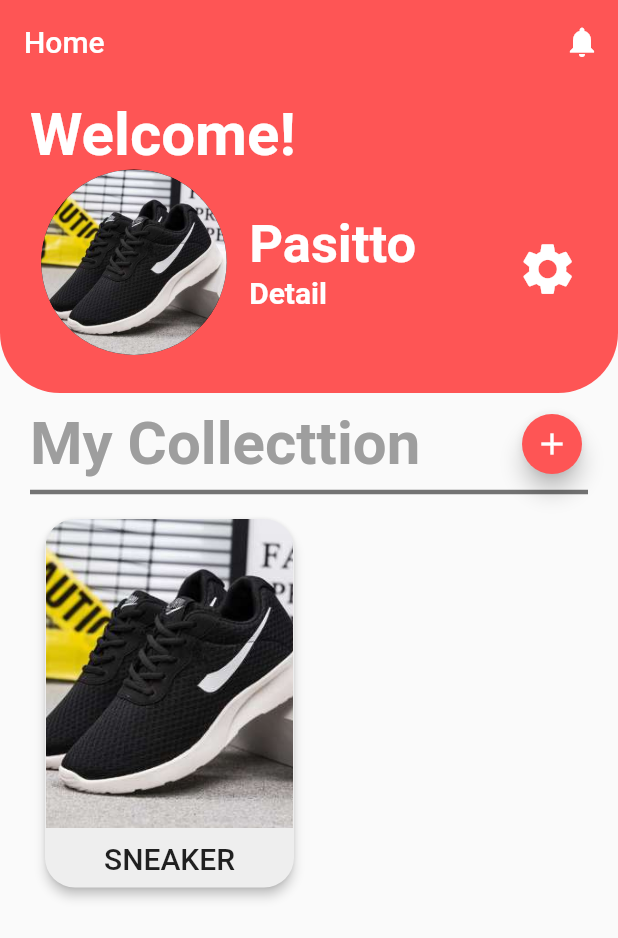
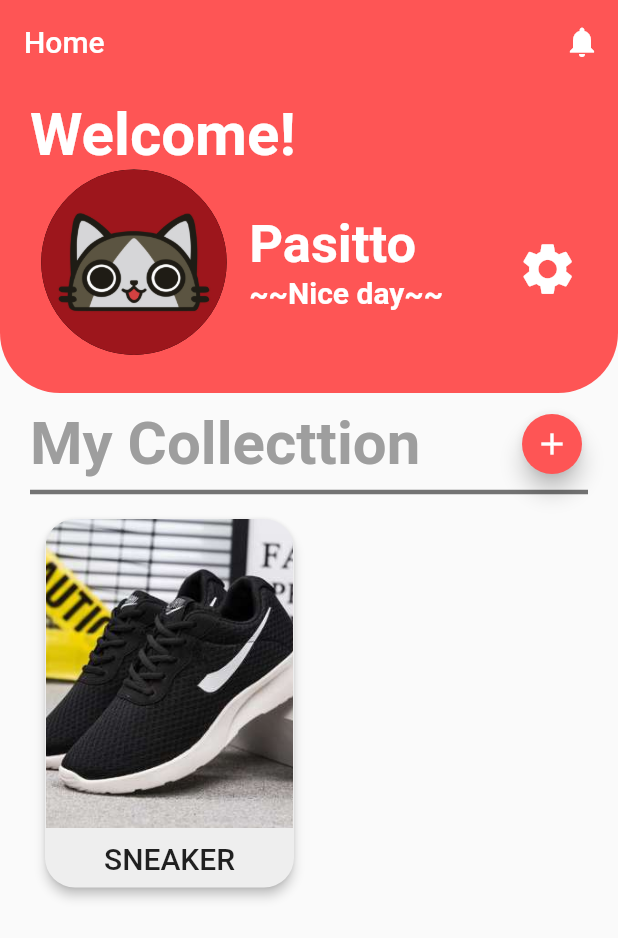
Before and after one commit to Pasitto/Collection-Store-App, a Flutter app: the screen it shows after launch, on a phone screen of 412 x 824 dp. Shown: the top 938 px of the screen. Run offline on Flutter 3.47's test engine with Material 2 defaults, Android fonts, the phone set to English and light mode, and no system bars; our stand-ins replace image_picker.

```diff
--- a/lib/data/accout.dart
+++ b/lib/data/accout.dart
@@ -1,13 +1,16 @@
+import 'dart:io';
 import 'package:collection_store/data/collections.dart';
 
 class Account{
-  final String img, username;
+  final File img;
+  final String username, bio;
   final int colsize;
   List<Collection> collentions = [];
 
   Account({
     this.img,
     this.username,
+    this.bio,
     this.colsize,
   });
 }
--- a/lib/data/collections.dart
+++ b/lib/data/collections.dart
@@ -1,11 +1,14 @@
+import 'dart:io';
 import 'package:collection_store/data/items.dart';
 
 class Collection {
+  final File colimg;
   final String colname;
   final int itemsize;
   List<Item> items = [];
 
   Collection({
+    this.colimg,
     this.colname,
     this.itemsize,
   });
--- a/lib/data/items.dart
+++ b/lib/data/items.dart
@@ -1,10 +1,14 @@
+import 'dart:io';
+
 class Item {
+  final File image;
   final String name;
   final String description;
   final int day, month, year;
   final bool care;
 
   Item({
+    this.image,
     this.name,
     this.description,
     this.day,
--- a/lib/screen/home.dart
+++ b/lib/screen/home.dart
@@ -12,7 +12,7 @@ class _HomeScreenState extends State<HomeScreen> {
   Widget build(BuildContext context) {
     final Size size = MediaQuery.of(context).size;
     //demo test
-    final Account user = Account(username: 'Pasitto');
+    final Account user = Account(username: 'Pasitto', bio: '~~Nice day~~');
 
     return Scaffold(
       appBar: AppBar(
@@ -61,7 +61,7 @@ class _HomeScreenState extends State<HomeScreen> {
                           image: DecorationImage(
                             fit: BoxFit.fill,
                             //demo
-                            image: AssetImage('assets/images/sneakers.jpg')
+                            image: AssetImage('assets/images/userimg.jpg')
                           ),
                         ),
                       ),
@@ -79,7 +79,7 @@ class _HomeScreenState extends State<HomeScreen> {
                             ),
                             Text(
                               //demo
-                              'Detail',
+                              user.bio,
                               style: TextStyle(color: Colors.white, fontSize: 20, fontWeight: FontWeight.bold),
                             ),
                           ],
```
Also changed, not shown: assets/images/userimg.jpg (added).
